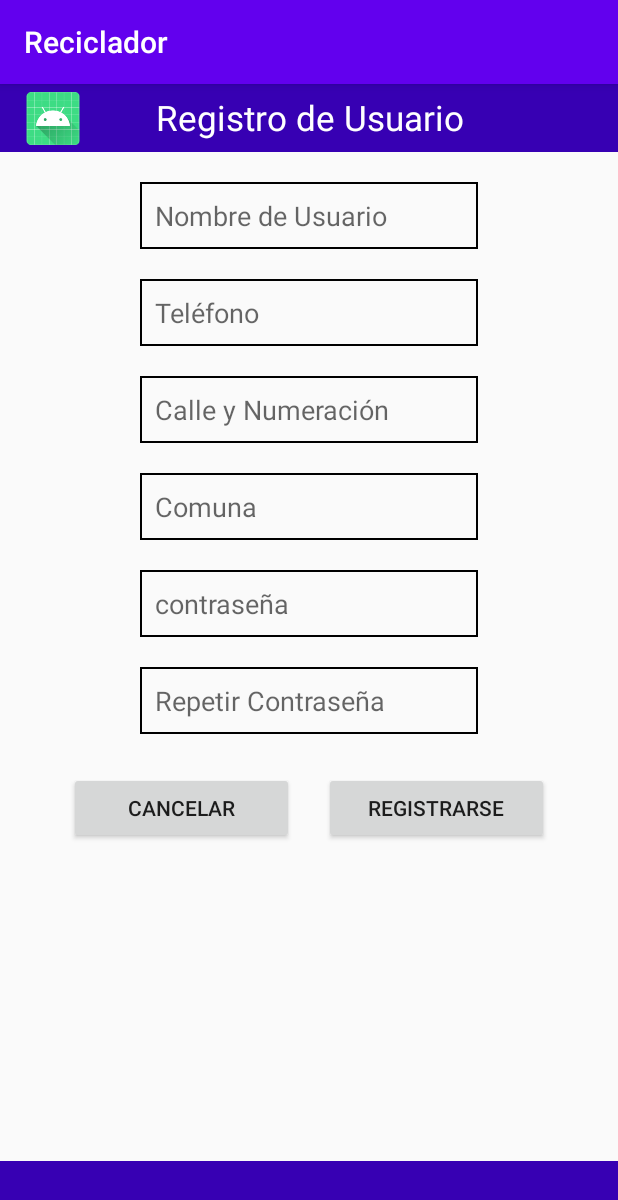
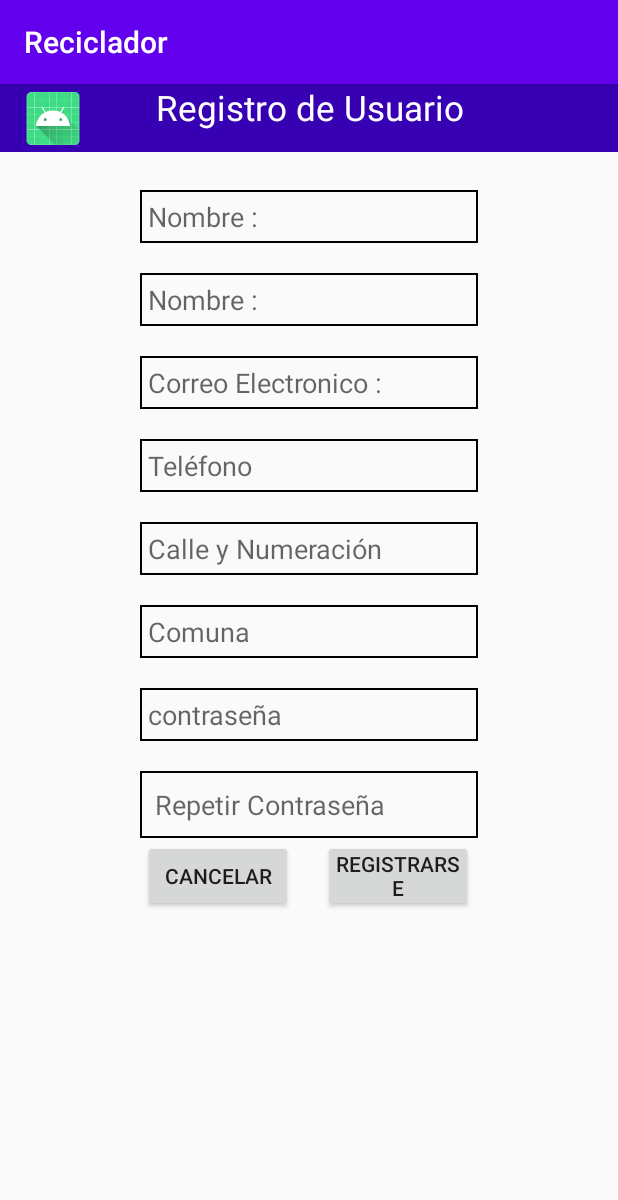
Before and after one commit to equipo2ua/Reciclador, an Android app: the RegistroUsuario screen opened directly, with no data from a screen before it, on a phone screen of 412 x 824 dp. Shown: the top 1200 px of the screen. Run offline under Robolectric (Android 15) with nearby library versions, the phone set to English and light mode, and no system bars.

Commit message:
Scroll IS, RU

```diff
--- a/app/src/main/java/com/example/reciclador/MainActivity.java
+++ b/app/src/main/java/com/example/reciclador/MainActivity.java
@@ -11,7 +11,7 @@ public class MainActivity extends AppCompatActivity {
     @Override
     protected void onCreate(Bundle savedInstanceState) {
         super.onCreate(savedInstanceState);
-        setContentView(R.layout.activity_main);
+        setContentView(R.layout.activity_registro_usuario);
     }
     public void onclicInisioSesion(View view){
         Intent siguiente = new Intent(this, InicioSesion.class);
--- a/app/src/main/res/layout/activity_registro_usuario.xml
+++ b/app/src/main/res/layout/activity_registro_usuario.xml
@@ -1,13 +1,22 @@
 <?xml version="1.0" encoding="utf-8"?>
-<LinearLayout
-    xmlns:android="http://schemas.android.com/apk/res/android" android:layout_width="match_parent"
-    android:layout_height="match_parent">
-
+<androidx.constraintlayout.widget.ConstraintLayout xmlns:android="http://schemas.android.com/apk/res/android"
+    xmlns:app="http://schemas.android.com/apk/res-auto"
+    xmlns:tools="http://schemas.android.com/tools"
+    android:layout_width="match_parent"
+    android:layout_height="match_parent"
+    tools:context=".RegistroUsuario">
 
 
     <RelativeLayout
         android:layout_width="match_parent"
-        android:layout_height="match_parent">
+        android:layout_height="wrap_content"
+        tools:ignore="MissingConstraints"
+        android:id="@+id/RL0">
+
+        <RelativeLayout
+            android:layout_width="match_parent"
+            android:layout_height="wrap_content"
+            android:id="@+id/RL1">
 
             <TextView
                 android:layout_width="match_parent"
@@ -17,9 +26,9 @@
                 android:text="@string/RegistroUsuario"
                 android:textSize="23dp"
                 android:textColor="@color/colorBlanco"
-            android:gravity="center"
-            android:height="45dp"
-            />
+                android:textAlignment="center"
+                android:height="45dp" />
+
 
             <ImageView
                 android:layout_width="40dp"
@@ -29,8 +38,22 @@
                 android:layout_marginLeft="15dp"
                 android:src="@mipmap/ic_launcher"
                 android:layout_alignLeft="@id/TV1"
-            />
+                android:contentDescription="TODO" />
 
+
+        </RelativeLayout>
+        <ScrollView
+            android:id="@+id/SV0"
+            android:layout_below="@+id/RL1"
+            android:layout_width="match_parent"
+            android:layout_height="wrap_content"
+            android:orientation="vertical"
+            app:layout_constraintTop_toTopOf="parent">
+
+            <RelativeLayout
+                android:layout_width="match_parent"
+                android:layout_height="match_parent"
+                android:id="@+id/RL2">
 
 
                 <EditText
@@ -39,26 +62,49 @@
                     android:layout_height="wrap_content"
                     android:layout_marginTop="20dp"
                     android:width="225dp"
-            android:hint="@string/nombre_usuario"
+                    android:hint="@string/Nombre"
+                    android:padding="5dp"
+                    android:inputType="text"
+                    android:layout_centerHorizontal="true"
+                    android:background="@drawable/efect_et2" />
+
+                <EditText
+                    android:id="@+id/etapellido"
+                    android:layout_width="wrap_content"
+                    android:layout_below="@+id/nombre"
+                    android:layout_height="wrap_content"
+                    android:layout_marginTop="20dp"
+                    android:width="225dp"
+                    android:hint="@string/Nombre"
+                    android:padding="5dp"
+                    android:inputType="text"
+                    android:layout_centerHorizontal="true"
+                    android:background="@drawable/efect_et2" />
+
+                <EditText
+                    android:id="@+id/etcorreo"
+                    android:layout_width="wrap_content"
+                    android:layout_height="wrap_content"
+                    android:layout_marginTop="20dp"
+                    android:width="225dp"
+                    android:hint="@string/Correo"
                     android:layout_centerInParent="true"
-            android:layout_below="@id/TV1"
-            android:padding="10dp"
-            android:inputType="text"
-            android:background="@drawable/efect_et2"
-            />
+                    android:layout_below="@id/etapellido"
+                    android:padding="5dp"
+                    android:inputType="number"
+                    android:background="@drawable/efect_et2" />
                 <EditText
-            android:id="@+id/telefono"
+                    android:id="@+id/ettelefono"
                     android:layout_width="wrap_content"
                     android:layout_height="wrap_content"
                     android:layout_marginTop="20dp"
                     android:width="225dp"
                     android:hint="@string/Teléfono"
                     android:layout_centerInParent="true"
-            android:layout_below="@id/nombre"
-            android:padding="10dp"
+                    android:layout_below="@id/etcorreo"
+                    android:padding="5dp"
                     android:inputType="number"
-            android:background="@drawable/efect_et2"
-            />
+                    android:background="@drawable/efect_et2" />
                 <EditText
                     android:id="@+id/calle"
                     android:layout_width="wrap_content"
@@ -67,11 +113,11 @@
                     android:width="225dp"
                     android:hint="@string/Callenum"
                     android:layout_centerInParent="true"
-            android:layout_below="@id/telefono"
-            android:padding="10dp"
+                    android:layout_below="@id/ettelefono"
+                    android:padding="5dp"
                     android:inputType="text"
                     android:background="@drawable/efect_et2"
-            />
+                    android:autofillHints="" />
                 <EditText
                     android:id="@+id/comuna"
                     android:layout_width="wrap_content"
@@ -81,10 +127,9 @@
                     android:hint="@string/Comuna"
                     android:layout_centerInParent="true"
                     android:layout_below="@id/calle"
-            android:padding="10dp"
+                    android:padding="5dp"
                     android:inputType="text"
-            android:background="@drawable/efect_et2"
-            />
+                    android:background="@drawable/efect_et2" />
 
 
 
@@ -98,9 +143,8 @@
                     android:layout_centerInParent="true"
                     android:layout_below="@id/comuna"
                     android:inputType="textPassword"
-            android:padding="10dp"
-            android:background="@drawable/efect_et2"
-            />
+                    android:padding="5dp"
+                    android:background="@drawable/efect_et2" />
 
                 <EditText
                     android:id="@+id/repetirContraseña"
@@ -113,48 +157,42 @@
                     android:layout_below="@id/contraseña"
                     android:inputType="textPassword"
                     android:padding="10dp"
-            android:background="@drawable/efect_et2"
-            />
+                    android:background="@drawable/efect_et2" />
 
                 <LinearLayout
                     android:id="@+id/LL2botones"
-            android:layout_width="match_parent"
+                    android:layout_width="615dp"
                     android:layout_height="wrap_content"
-            android:orientation="horizontal"
                     android:layout_below="@id/repetirContraseña"
-            android:gravity="center_horizontal"
-            >
+                    android:layout_centerInParent="true"
+                    android:layout_marginTop="-1dp"
+                    android:gravity="center"
+                    android:paddingRight="@dimen/cardview_compat_inset_shadow"
+                    android:orientation="horizontal">
+
                     <Button
                         android:id="@+id/cancelar"
                         android:layout_width="wrap_content"
                         android:layout_height="wrap_content"
-                android:layout_marginTop="25dp"
-                android:width="150dp"
                         android:layout_marginRight="20dp"
-                android:text="Cancelar"
-                />
+                        android:padding="5dp"
+                        android:width="100dp"
+                        android:layout_marginTop="2dp"
+                        android:text="Cancelar" />
+
                     <Button
                         android:id="@+id/crearRegistro"
                         android:layout_width="wrap_content"
                         android:layout_height="wrap_content"
-                android:layout_marginTop="25dp"
-                android:width="150dp"
-                android:text="Registrarse"
+                        android:padding="5dp"
+                        android:width="100dp"
+                        android:layout_marginTop="2dp"
+                        android:text="Registrarse" />
 
-                />
-
-        </LinearLayout>
-
-        <TextView
-            android:id="@+id/paletaInferior"
-            android:layout_width="match_parent"
-            android:layout_height="wrap_content"
-            android:background="@color/colorPrimaryDark"
-            android:height="50dp"
-            android:layout_alignParentBottom="true"
-            />
-
-    </RelativeLayout>
 
 
                 </LinearLayout>
+            </RelativeLayout>
+        </ScrollView>
+    </RelativeLayout>
+</androidx.constraintlayout.widget.ConstraintLayout>
```
Lines whose indentation alone changed are shown as unchanged.
